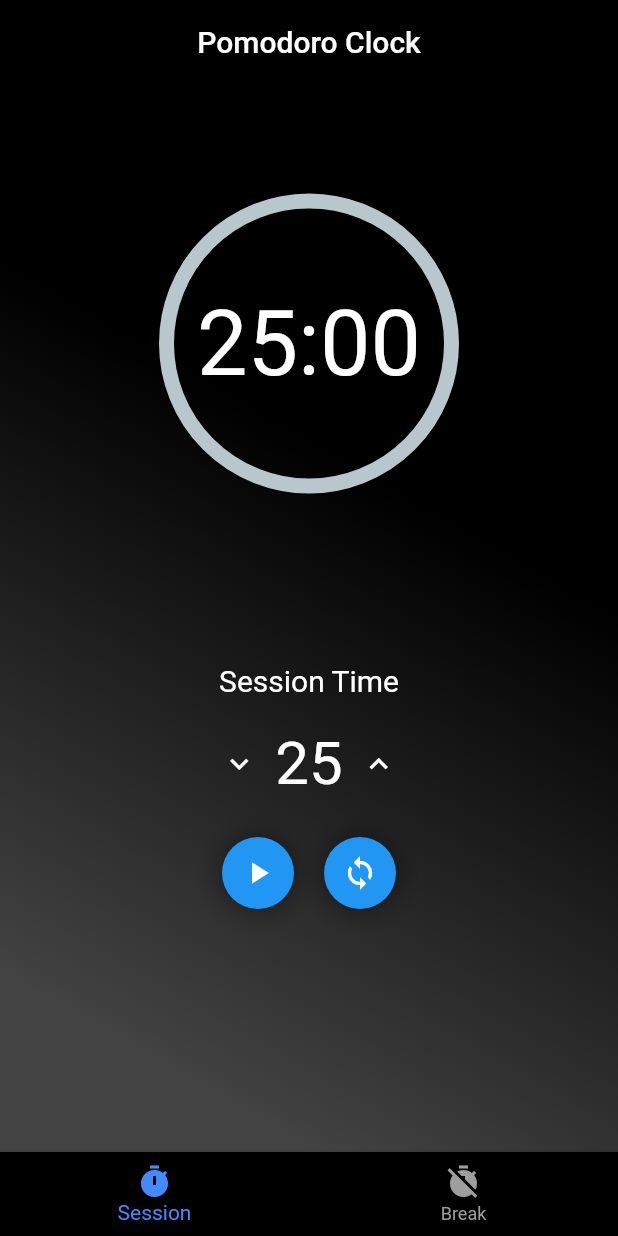
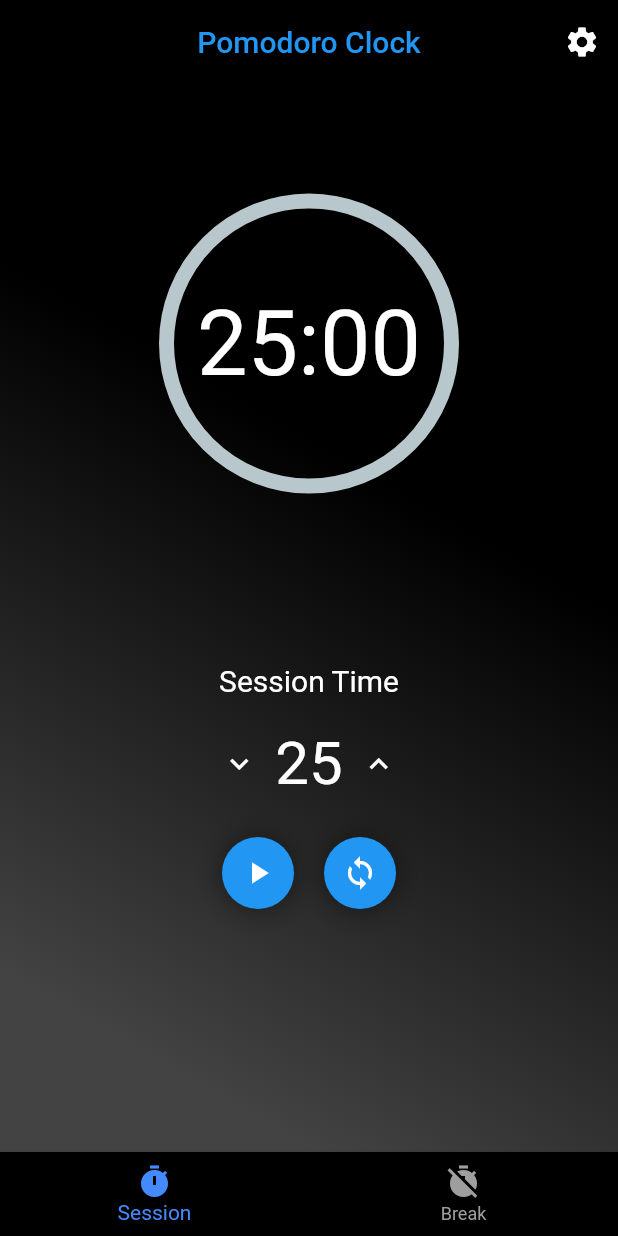
Before and after one commit to superior-prog/Pomodoro-Clock, a Flutter app: the screen it shows after launch, on a phone screen of 412 x 824 dp. Run offline on Flutter 3.47's test engine with Material 2 defaults, Android fonts, the phone set to English and light mode, and no system bars; drawn by our look-alikes of percent_indicator.

Commit message:
Update pomodoro.dart

```diff
--- a/lib/pomodoro.dart
+++ b/lib/pomodoro.dart
@@ -2,6 +2,7 @@ import 'package:flutter/cupertino.dart';
 import 'package:flutter/material.dart';
 import 'package:pomodoro/pages/break.dart';
 import 'package:pomodoro/pages/session.dart';
+import 'package:pomodoro/settings.dart';
 
 class Pomodoro extends StatefulWidget {
   @override
@@ -36,19 +37,22 @@ class _PomodoroState extends State<Pomodoro> {
         elevation: 1.0,
         title: Text(
           "Pomodoro Clock",
+          style: TextStyle(
+            color: Colors.blue,
+          ),
         ),
         centerTitle: true,
-        // actions: <Widget>[
-        //   IconButton(
-        //     icon: Icon(
-        //       Icons.settings,
-        //     ),
-        //     onPressed: () {
-        //       Navigator.of(context).push(MaterialPageRoute(
-        //           builder: (BuildContext context) => Settings()));
-        //     },
-        //   ),
-        // ],
+        actions: <Widget>[
+          IconButton(
+            icon: Icon(
+              Icons.settings,
+            ),
+            onPressed: () {
+              Navigator.of(context).push(MaterialPageRoute(
+                  builder: (BuildContext context) => Settings()));
+            },
+          ),
+        ],
       ),
       body: currentPage,
       bottomNavigationBar: BottomNavigationBar(
```
